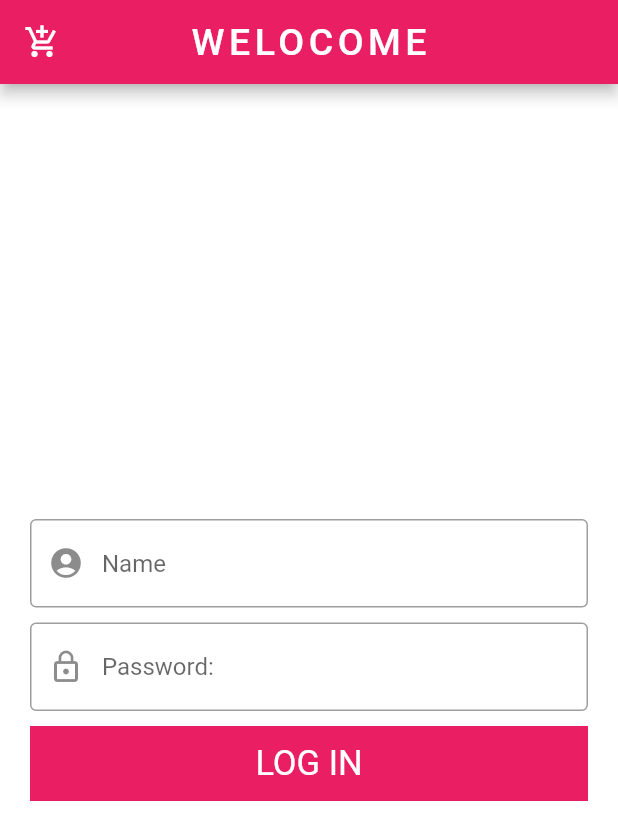
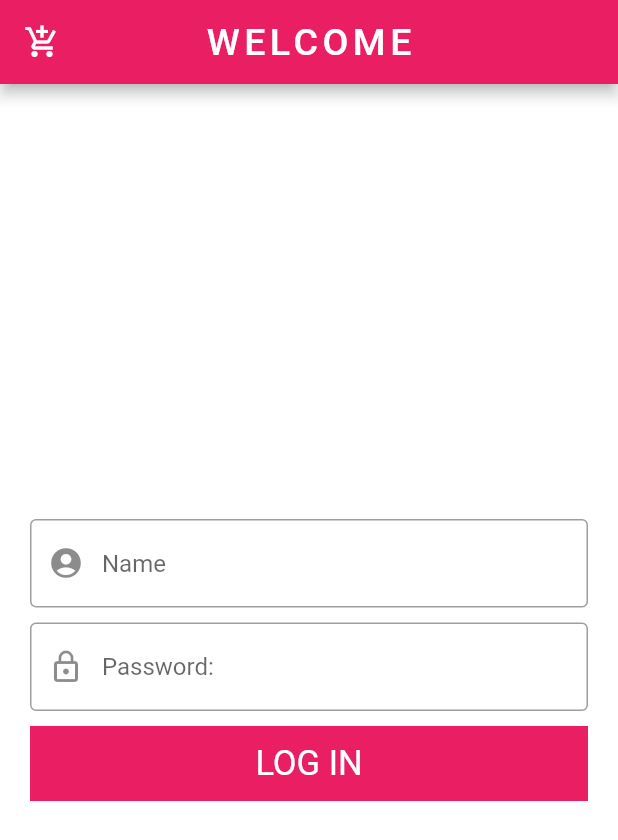
Before and after one commit to akbersalim/flutter-demo-project, a Flutter app: the screen it shows after launch, after a tap on "BACK TO HOMEPAGE", on a phone screen of 412 x 824 dp. Shown: the top 840 px of the screen. Run offline on Flutter 3.47's test engine with Material 2 defaults, Android fonts, the phone set to English and light mode, and no system bars.

Commit message:
Images added

```diff
--- a/lib/views/login.dart
+++ b/lib/views/login.dart
@@ -18,7 +18,7 @@ class MyLogin extends StatelessWidget {
               color: Colors.white,
             ),
             title: Text(
-              "WELOCOME",
+              "WELCOME",
               style: TextStyle(
                   letterSpacing: 3.0, fontSize: 25.0, color: Colors.white),
             ),
--- a/lib/views/viewall.dart
+++ b/lib/views/viewall.dart
@@ -2,17 +2,17 @@ import 'package:flutter/material.dart';
 
 class ViewAll extends StatelessWidget {
   var data = [
-    {"name": "Reuel", "age": "21", "rollno": 3, "paidstatus": true},
-    {"name": "Rahul", "age": "23", "rollno": 4, "paidstatus": false},
-    {"name": "Akhil", "age": "30", "rollno": 5, "paidstatus": true},
-    {"name": "Keyser", "age": "25", "rollno": 6, "paidstatus": false},
-    {"name": "Kate", "age": "23", "rollno": 7, "paidstatus": true},
-    {"name": "Patrick", "age": "27", "rollno": 8, "paidstatus": false},
-    {"name": "Jane", "age": "25", "rollno": 9, "paidstatus": true},
-    {"name": "Mob", "age": "21", "rollno": 10, "paidstatus": false},
-    {"name": "Bryan", "age": "25", "rollno": 11, "paidstatus": true},
-    {"name": "Kim", "age": "25", "rollno": 12, "paidstatus": false},
-    {"name": "Jim", "age": "26", "rollno": 13, "paidstatus": true},
+    {"name": "Reuel", "age": "21", "rollno": 3, "paidstatus": true,"image":"https://organicthemes.com/demo/profile/files/2018/05/profile-pic.jpg"},
+    {"name": "Rahul", "age": "23", "rollno": 4, "paidstatus": false,"image":"https://organicthemes.com/demo/profile/files/2018/05/profile-pic.jpg"},
+    {"name": "Akhil", "age": "30", "rollno": 5, "paidstatus": true,"image":"https://organicthemes.com/demo/profile/files/2018/05/profile-pic.jpg"},
+    {"name": "Keyser", "age": "25", "rollno": 6, "paidstatus": false,"image":"https://organicthemes.com/demo/profile/files/2018/05/profile-pic.jpg"},
+    {"name": "Kate", "age": "23", "rollno": 7, "paidstatus": true,"image":"https://organicthemes.com/demo/profile/files/2018/05/profile-pic.jpg"},
+    {"name": "Patrick", "age": "27", "rollno": 8, "paidstatus": false,"image":"https://organicthemes.com/demo/profile/files/2018/05/profile-pic.jpg"},
+    {"name": "Jane", "age": "25", "rollno": 9, "paidstatus": true,"image":"https://organicthemes.com/demo/profile/files/2018/05/profile-pic.jpg"},
+    {"name": "Mob", "age": "21", "rollno": 10, "paidstatus": false,"image":"https://organicthemes.com/demo/profile/files/2018/05/profile-pic.jpg"},
+    {"name": "Bryan", "age": "25", "rollno": 11, "paidstatus": true,"image":"https://organicthemes.com/demo/profile/files/2018/05/profile-pic.jpg"},
+    {"name": "Kim", "age": "25", "rollno": 12, "paidstatus": false,"image":"https://organicthemes.com/demo/profile/files/2018/05/profile-pic.jpg"},
+    {"name": "Jim", "age": "26", "rollno": 13, "paidstatus": true,"image":"https://organicthemes.com/demo/profile/files/2018/05/profile-pic.jpg"},
   ];
 
   @override
@@ -27,13 +27,13 @@ class ViewAll extends StatelessWidget {
           return Card(
             elevation: 3.0,
             child: ListTile(
-              leading: Icon(
-                Icons.account_circle,
-                size: 40.0,
+              leading: ClipOval(
+                child: Image(
+                  image: NetworkImage(data[index]["image"]),
+                ),
               ),
               trailing: data[index]["paidstatus"]
-                  ? FlatButton(
-                  child: Text("Paid"))
+                  ? FlatButton(child: Text("Paid"))
                   : FlatButton(
                       onPressed: () {
                         print("Clicked");
--- a/pubspec.yaml
+++ b/pubspec.yaml
@@ -41,8 +41,8 @@ flutter:
   uses-material-design: true
 
   # To add assets to your application, add an assets section, like this:
-  # assets:
-  #  - images/a_dot_burr.jpeg
+  assets:
+    - images/
   #  - images/a_dot_ham.jpeg
 
   # An image asset can refer to one or more resolution-specific "variants", see
```
Also changed, not shown: images/bright-spring-view-cameo-island-260nw-1048185397.webp (added), images/download.jpg (added), images/img1.jpg (added), images/img10.jpg (added), images/img2.jpg (added), images/img3.jpg (added), images/img4.jpg (added), images/img5.jpg (added), images/img6.jpg (added), images/img7.jpg (added), images/img8.jpg (added), images/photo-1503023345310-bd7c1de61c7d.jpg (added), images/tree-736885__340.webp (added).
